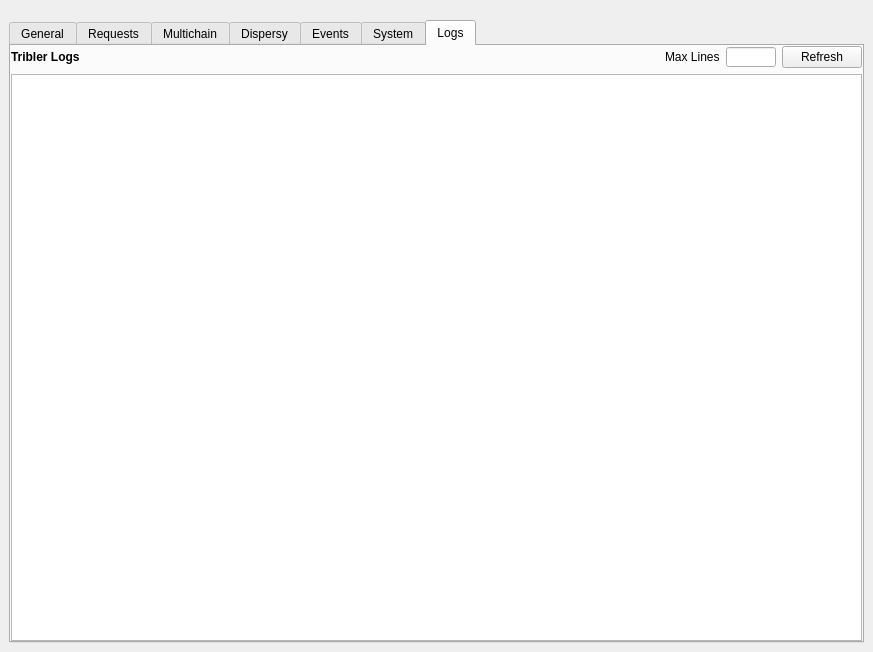
Qt form TriblerGUI/qt_resources/debugwindow.ui (Tribler/tribler) before a commit.
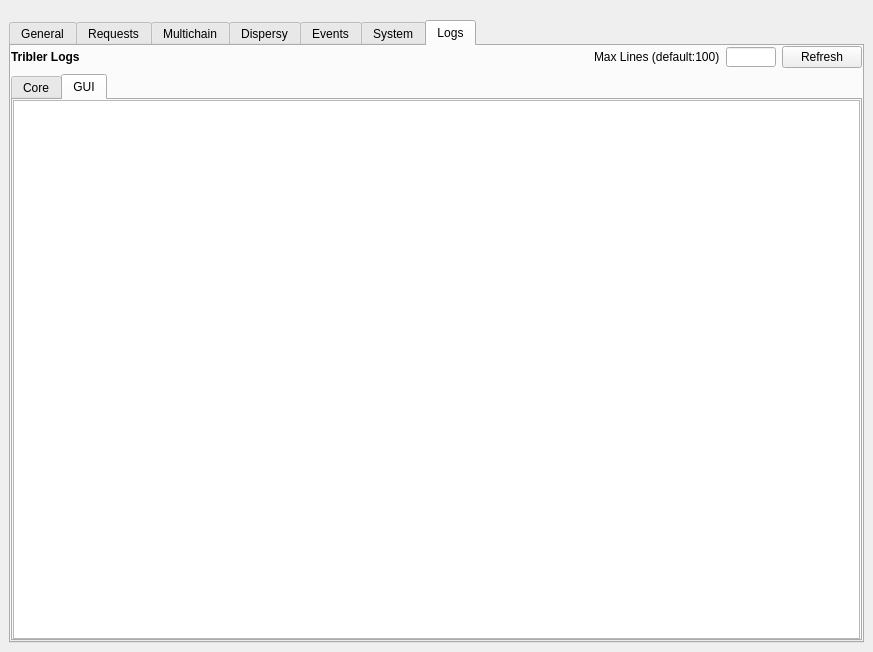
The same form after that commit. The open tabs and pages were chosen to show the change.

Commit message:
Separated core and gui logs and added a custom log directory option in settings
Added testcases

```diff
--- a/TriblerGUI/qt_resources/debugwindow.ui
+++ b/TriblerGUI/qt_resources/debugwindow.ui
@@ -775,7 +775,7 @@
              </sizepolicy>
             </property>
             <property name="text">
-             <string>Max Lines</string>
+             <string>Max Lines (default:100)</string>
             </property>
            </widget>
           </item>
@@ -802,7 +802,32 @@
          </layout>
         </item>
         <item>
-         <widget class="QTextEdit" name="log_display_area">
+         <widget class="QTabWidget" name="log_tab_widget">
+          <property name="currentIndex">
+           <number>0</number>
+          </property>
+          <widget class="QWidget" name="tab_6">
+           <attribute name="title">
+            <string>Core</string>
+           </attribute>
+           <layout class="QVBoxLayout" name="verticalLayout">
+            <property name="spacing">
+             <number>0</number>
+            </property>
+            <property name="leftMargin">
+             <number>0</number>
+            </property>
+            <property name="topMargin">
+             <number>0</number>
+            </property>
+            <property name="rightMargin">
+             <number>0</number>
+            </property>
+            <property name="bottomMargin">
+             <number>0</number>
+            </property>
+            <item>
+             <widget class="QTextEdit" name="core_log_display_area">
           <property name="sizePolicy">
            <sizepolicy hsizetype="Expanding" vsizetype="MinimumExpanding">
             <horstretch>0</horstretch>
@@ -833,6 +858,66 @@
           <property name="readOnly">
            <bool>true</bool>
           </property>
+             </widget>
+            </item>
+           </layout>
+          </widget>
+          <widget class="QWidget" name="tab_7">
+           <attribute name="title">
+            <string>GUI</string>
+           </attribute>
+           <layout class="QVBoxLayout" name="verticalLayout">
+            <property name="spacing">
+             <number>0</number>
+            </property>
+            <property name="leftMargin">
+             <number>0</number>
+            </property>
+            <property name="topMargin">
+             <number>0</number>
+            </property>
+            <property name="rightMargin">
+             <number>0</number>
+            </property>
+            <property name="bottomMargin">
+             <number>0</number>
+            </property>
+            <item>
+             <widget class="QTextEdit" name="gui_log_display_area">
+              <property name="sizePolicy">
+               <sizepolicy hsizetype="Expanding" vsizetype="MinimumExpanding">
+                <horstretch>0</horstretch>
+                <verstretch>0</verstretch>
+               </sizepolicy>
+              </property>
+              <property name="minimumSize">
+               <size>
+                <width>0</width>
+                <height>160</height>
+               </size>
+              </property>
+              <property name="maximumSize">
+               <size>
+                <width>16777215</width>
+                <height>16777215</height>
+               </size>
+              </property>
+              <property name="font">
+               <font>
+                <family>Courier 10 Pitch</family>
+                <pointsize>10</pointsize>
+               </font>
+              </property>
+              <property name="lineWrapMode">
+               <enum>QTextEdit::NoWrap</enum>
+              </property>
+              <property name="readOnly">
+               <bool>true</bool>
+              </property>
+             </widget>
+            </item>
+           </layout>
+          </widget>
          </widget>
         </item>
        </layout>
```
Lines whose indentation alone changed are shown as unchanged. The commit also changes 12 other files.
